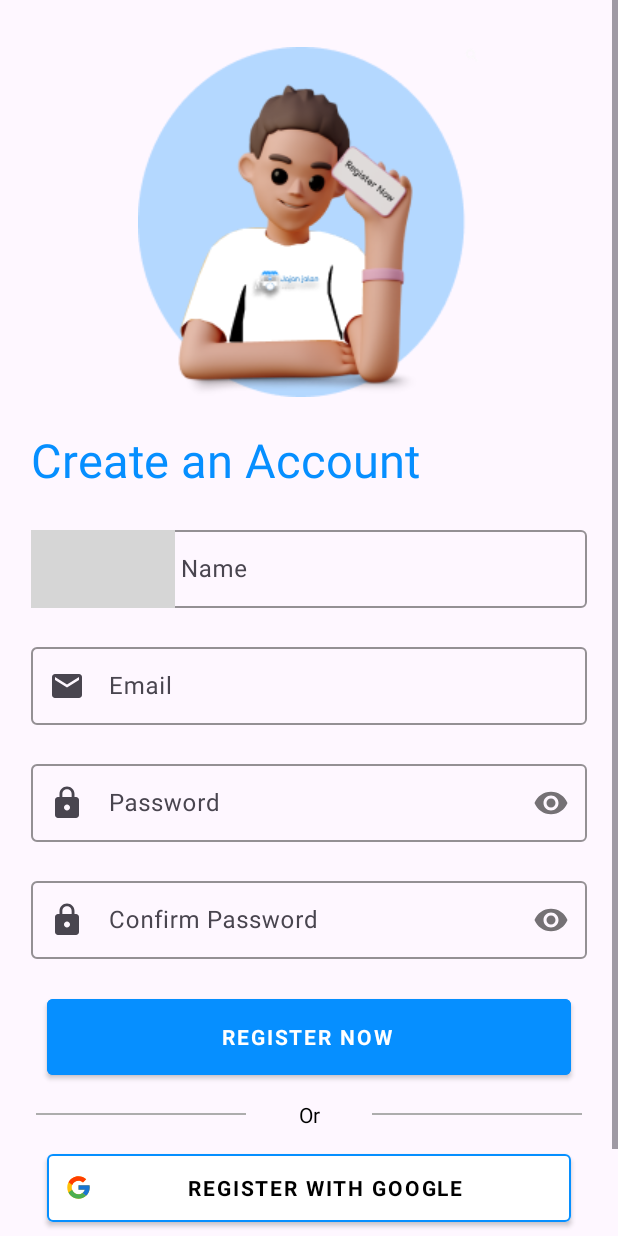
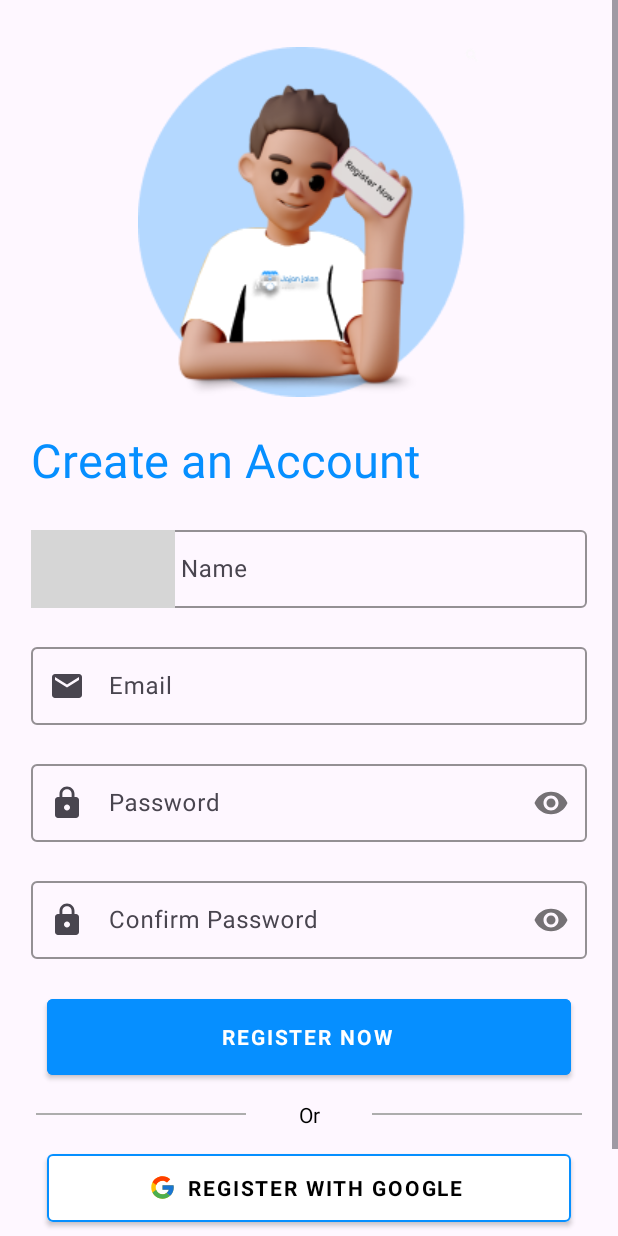
Before and after one commit to JajanJalan-Bangkit2023/JajanJalan-App, an Android app: the SignUpFragment screen opened through its navigation route, on a phone screen of 412 x 824 dp. Run offline under Robolectric (Android 15) with nearby library versions, the phone set to English and light mode, and no system bars; our stand-ins replace Dagger/Hilt's generated code, sdp/ssp sizes; Roboto replaces fonts that are not available here; grey boxes are pictures that could not be loaded.

Commit message:
Update fragment_sign_up.xml
update position icon google

```diff
--- a/app/src/main/res/layout/fragment_sign_up.xml
+++ b/app/src/main/res/layout/fragment_sign_up.xml
@@ -206,7 +206,7 @@
             android:text="Register With Google"
             app:icon="@drawable/ic_google"
             app:iconTintMode="multiply"
-            app:iconGravity="start"
+            app:iconGravity="textStart"
             android:fontFamily="@font/roboto"
             android:textStyle="bold"
             app:strokeWidth="1dp"
```
